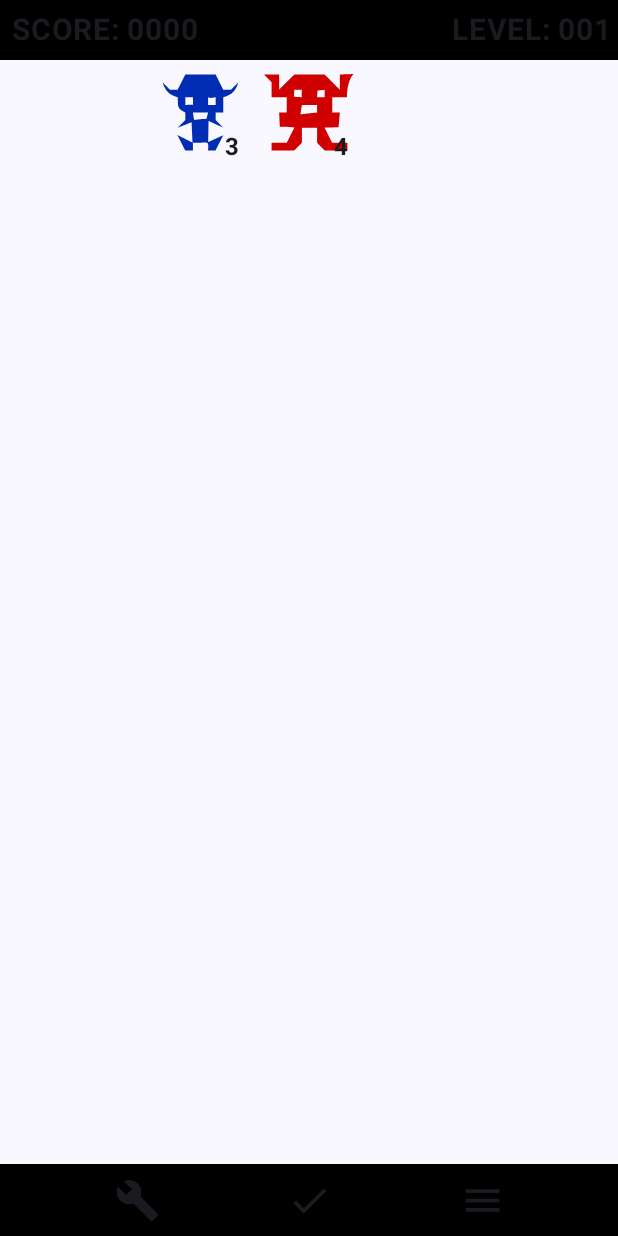
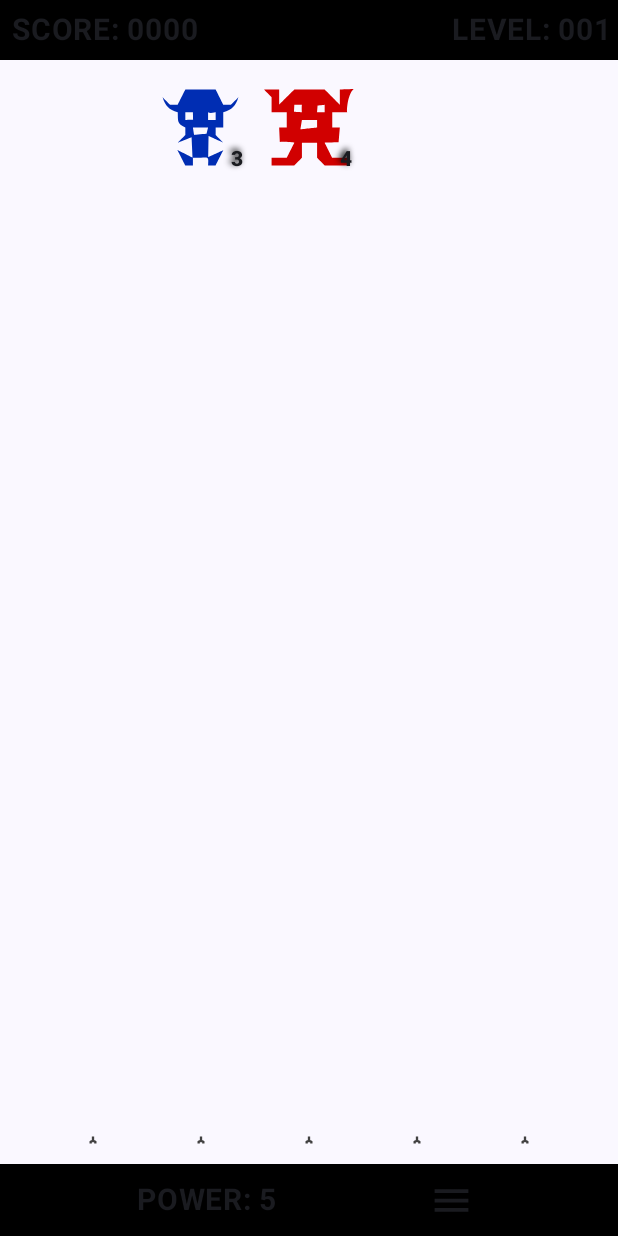
Before and after one commit to Smo876/SpaceFckrs, an Android app built with Jetpack Compose: the screen it shows after launch (MainActivity), on a phone screen of 412 x 824 dp. Run offline under Robolectric (Android 15) with nearby library versions, the phone set to English and light mode, and no system bars.

Commit message:
add some cannons

```diff
--- a/app/src/main/java/de/mlex/spacefckrs/MainActivity.kt
+++ b/app/src/main/java/de/mlex/spacefckrs/MainActivity.kt
@@ -8,6 +8,8 @@ import android.view.animation.OvershootInterpolator
 import androidx.activity.ComponentActivity
 import androidx.activity.compose.setContent
 import androidx.activity.viewModels
+import androidx.compose.foundation.layout.Arrangement
+import androidx.compose.foundation.layout.Column
 import androidx.compose.foundation.layout.fillMaxSize
 import androidx.compose.material3.Scaffold
 import androidx.compose.material3.Surface
@@ -16,8 +18,9 @@ import androidx.compose.runtime.collectAsState
 import androidx.compose.ui.Modifier
 import androidx.core.animation.doOnEnd
 import androidx.core.splashscreen.SplashScreen.Companion.installSplashScreen
+import de.mlex.spacefckrs.ui.elements.AttackerScreen
 import de.mlex.spacefckrs.ui.elements.BottomBar
-import de.mlex.spacefckrs.ui.elements.PlayFieldGrid
+import de.mlex.spacefckrs.ui.elements.DefenseScreen
 import de.mlex.spacefckrs.ui.elements.TopBar
 import de.mlex.spacefckrs.ui.theme.SpaceFckrsTheme
 
@@ -77,9 +80,18 @@ fun ScreenSpaceFckrs(viewModel: SpaceViewModel) {
     ) {
         Scaffold(
             topBar = { TopBar() },
-            bottomBar = { BottomBar() { viewModel.createNewRowOfAliens() } },
+            bottomBar = {
+                BottomBar(viewModel.nextDamage.intValue)
+            },
         ) {
-            PlayFieldGrid(viewModel.aliens.collectAsState())
+            Column(
+                modifier = Modifier
+                    .fillMaxSize(),
+                verticalArrangement = Arrangement.SpaceBetween
+            ) {
+                AttackerScreen(viewModel.aliens.collectAsState())
+                DefenseScreen { viewModel.nextMove() }
+            }
         }
     }
 }
--- a/app/src/main/java/de/mlex/spacefckrs/SpaceViewModel.kt
+++ b/app/src/main/java/de/mlex/spacefckrs/SpaceViewModel.kt
@@ -1,5 +1,8 @@
 package de.mlex.spacefckrs
 
+import androidx.compose.runtime.MutableIntState
+import androidx.compose.runtime.asIntState
+import androidx.compose.runtime.mutableIntStateOf
 import androidx.lifecycle.ViewModel
 import androidx.lifecycle.viewModelScope
 import de.mlex.spacefckrs.data.Alien
@@ -16,13 +19,21 @@ class SpaceViewModel : ViewModel() {
     private var _aliens = MutableStateFlow<List<USO>>(emptyList())
     val aliens = _aliens.asStateFlow()
 
+    private var _nextDamage: MutableIntState = mutableIntStateOf(1)
+    val nextDamage = _nextDamage.asIntState()
+
     init {
-        createNewRowOfAliens()
+        nextMove()
         _isReady.value = true
     }
 
+    fun nextMove() {
+        createNewRowOfAliens()
+        getNexDamage()
+    }
+
     fun createNewRowOfAliens() {
-        val newAliens : MutableList<USO> = mutableListOf()
+        val newAliens: MutableList<USO> = mutableListOf()
         for (n in 1..5) {
             when ((0..5).random()) {
                 0 -> newAliens.add(Alien(R.drawable.sf_alien1, 1))
@@ -37,4 +48,8 @@ class SpaceViewModel : ViewModel() {
             _aliens.emit(newAliens)
         }
     }
+
+    fun getNexDamage() {
+        _nextDamage.value = (1..5).random()
+    }
 }
--- a/app/src/main/java/de/mlex/spacefckrs/ui/elements/PlayField.kt
+++ b/app/src/main/java/de/mlex/spacefckrs/ui/elements/AttackerScreen.kt
@@ -1,6 +1,5 @@
 package de.mlex.spacefckrs.ui.elements
 
-import androidx.compose.foundation.layout.fillMaxSize
 import androidx.compose.foundation.layout.padding
 import androidx.compose.foundation.layout.size
 import androidx.compose.foundation.lazy.grid.GridCells
@@ -12,12 +11,13 @@ import androidx.compose.ui.unit.dp
 import de.mlex.spacefckrs.data.Alien
 import de.mlex.spacefckrs.data.USO
 
+
 @Composable
-fun PlayFieldGrid(aliens: State<List<USO>>, modifier: Modifier = Modifier) {
+fun AttackerScreen(aliens: State<List<USO>>, modifier: Modifier = Modifier) {
+
     LazyVerticalGrid(
         modifier = modifier
-            .fillMaxSize()
-            .padding(top = 30.dp, bottom = 10.dp, start = 24.dp, end = 24.dp),
+            .padding(top = 40.dp, bottom = 10.dp, start = 24.dp, end = 24.dp),
         columns = GridCells.Fixed(5)
     ) {
         items(aliens.value.size) { it ->
--- a/app/src/main/java/de/mlex/spacefckrs/ui/elements/BottomBar.kt
+++ b/app/src/main/java/de/mlex/spacefckrs/ui/elements/BottomBar.kt
@@ -4,21 +4,23 @@ import androidx.compose.foundation.background
 import androidx.compose.foundation.layout.Arrangement
 import androidx.compose.foundation.layout.Row
 import androidx.compose.foundation.layout.fillMaxWidth
+import androidx.compose.foundation.layout.padding
 import androidx.compose.foundation.layout.size
 import androidx.compose.material.icons.Icons
-import androidx.compose.material.icons.filled.Build
-import androidx.compose.material.icons.filled.Check
 import androidx.compose.material.icons.filled.Menu
 import androidx.compose.material3.Icon
 import androidx.compose.material3.IconButton
+import androidx.compose.material3.Text
 import androidx.compose.runtime.Composable
 import androidx.compose.ui.Alignment
 import androidx.compose.ui.Modifier
 import androidx.compose.ui.graphics.Color
+import androidx.compose.ui.text.font.FontWeight
 import androidx.compose.ui.unit.dp
+import androidx.compose.ui.unit.sp
 
 @Composable
-fun BottomBar(onCreateNewRowOfAliens: () -> Unit) {
+fun BottomBar(nextDamage: Int) {
     Row(
         modifier = Modifier
             .fillMaxWidth()
@@ -26,20 +28,12 @@ fun BottomBar(onCreateNewRowOfAliens: () -> Unit) {
         horizontalArrangement = Arrangement.SpaceEvenly,
         verticalAlignment = Alignment.CenterVertically
     ) {
-        IconButton(onClick = { /*TODO*/ }) {
-            Icon(
-                Icons.Filled.Build,
-                contentDescription = "tech",
-                modifier = Modifier.size(30.dp),
-            )
-        }
-        IconButton(onClick = { onCreateNewRowOfAliens() }) {
-            Icon(
-                Icons.Filled.Check,
-                contentDescription = "go",
-                modifier = Modifier.size(30.dp),
-            )
-        }
+        Text(
+            modifier = Modifier.padding(4.dp),
+            text = "POWER: $nextDamage",
+            fontSize = 20.sp,
+            fontWeight = FontWeight.Bold,
+        )
         IconButton(onClick = { /*TODO*/ }) {
             Icon(
                 Icons.Filled.Menu,
--- /dev/null
+++ b/app/src/main/java/de/mlex/spacefckrs/ui/elements/DefenseScreen.kt
@@ -0,0 +1,64 @@
+package de.mlex.spacefckrs.ui.elements
+
+import androidx.compose.foundation.Image
+import androidx.compose.foundation.layout.Arrangement
+import androidx.compose.foundation.layout.Row
+import androidx.compose.foundation.layout.fillMaxWidth
+import androidx.compose.foundation.layout.padding
+import androidx.compose.material3.IconButton
+import androidx.compose.runtime.Composable
+import androidx.compose.ui.Modifier
+import androidx.compose.ui.res.painterResource
+import androidx.compose.ui.unit.dp
+import de.mlex.spacefckrs.R
+
+@Composable
+fun DefenseScreen(onShoot: () -> Unit) {
+    Row(
+        modifier = Modifier
+            .fillMaxWidth()
+            .padding(bottom = 40.dp, start = 14.dp, end = 14.dp),
+        horizontalArrangement = Arrangement.SpaceEvenly
+    ) {
+        IconButton(onClick = { onShoot() }) {
+            DrawCannon(
+                modifier = Modifier
+                    .weight(1f)
+            )
+        }
+        IconButton(onClick = { onShoot() }) {
+            DrawCannon(
+                modifier = Modifier
+                    .weight(1f)
+            )
+        }
+        IconButton(onClick = { onShoot() }) {
+            DrawCannon(
+                modifier = Modifier
+                    .weight(1f)
+            )
+        }
+        IconButton(onClick = { onShoot() }) {
+            DrawCannon(
+                modifier = Modifier
+                    .weight(1f)
+            )
+        }
+        IconButton(onClick = { onShoot() }) {
+            DrawCannon(
+                modifier = Modifier
+                    .weight(1f)
+            )
+        }
+    }
+
+}
+
+@Composable
+fun DrawCannon(modifier: Modifier = Modifier) {
+    Image(
+        modifier = modifier.padding(15.dp),
+        contentDescription = "Cannon",
+        painter = painterResource(R.drawable.sf_cannon)
+    )
+}
--- a/app/src/main/java/de/mlex/spacefckrs/ui/elements/DrawAlien.kt
+++ b/app/src/main/java/de/mlex/spacefckrs/ui/elements/DrawAlien.kt
@@ -8,7 +8,11 @@ import androidx.compose.material3.Text
 import androidx.compose.runtime.Composable
 import androidx.compose.ui.Alignment
 import androidx.compose.ui.Modifier
+import androidx.compose.ui.geometry.Offset
+import androidx.compose.ui.graphics.Color
+import androidx.compose.ui.graphics.Shadow
 import androidx.compose.ui.res.painterResource
+import androidx.compose.ui.text.TextStyle
 import androidx.compose.ui.text.font.FontWeight
 import androidx.compose.ui.unit.dp
 
@@ -25,9 +29,14 @@ fun DrawAlien(type: Int, life: Int, modifier: Modifier = Modifier) {
             painter = painterResource(type)
         )
         Text(
-            modifier = Modifier.padding(10.dp),
+            modifier = Modifier.padding(bottom = 16.dp, end = 8.dp),
             text = "$life",
-            fontWeight = FontWeight.Bold,
+            fontWeight = FontWeight.ExtraBold,
+            style = TextStyle(
+                shadow = Shadow(
+                    color = Color.Black, Offset(-2.0f, -2.0f), blurRadius = 5f
+                )
+            )
         )
     }
 }
```
